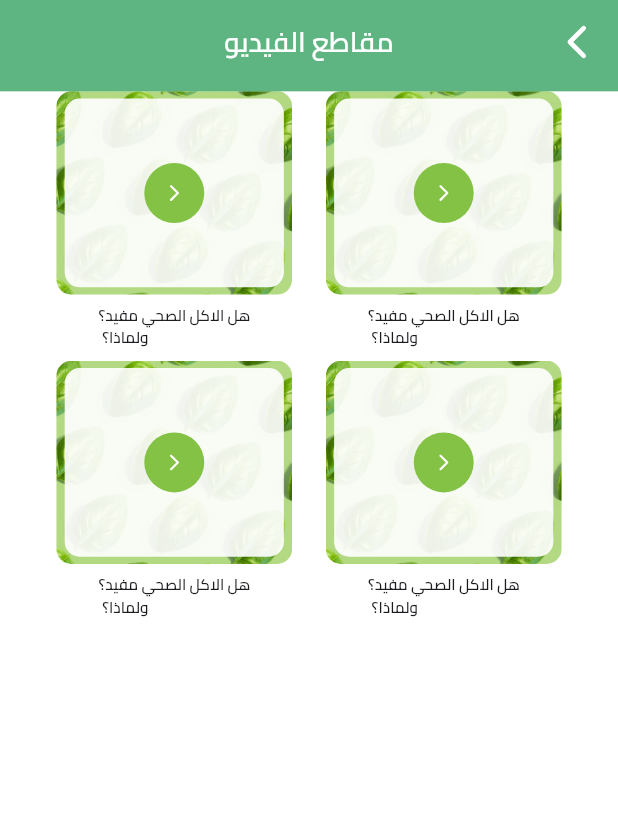
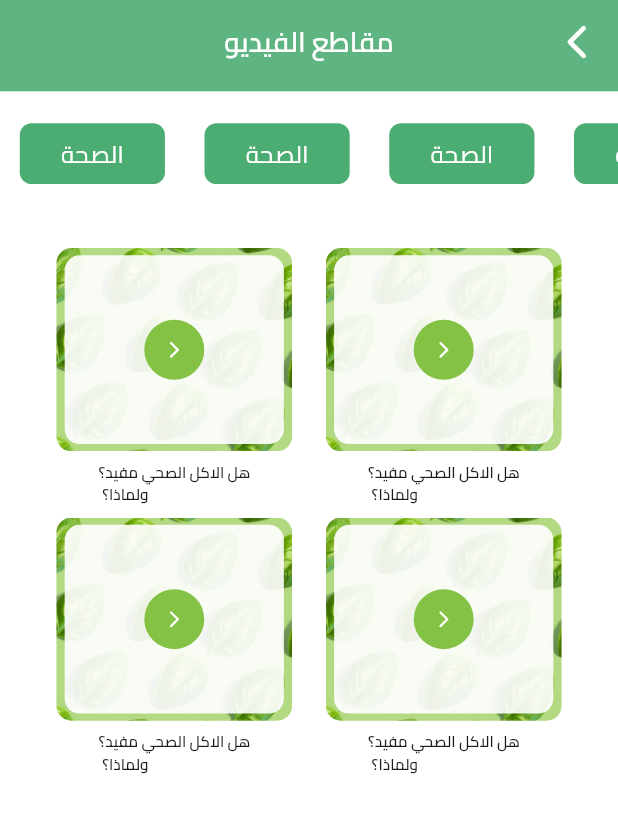
Before and after one commit to aliNassef/fetra, a Flutter app: the VideoView screen opened directly, on a phone screen of 412 x 824 dp. Shown: the top 813 px of the screen. Run offline on Flutter 3.47's test engine with Material 3 defaults, Android fonts, the phone set to English and light mode, and no system bars; our stand-ins replace animated_text_kit, cached_network_image, dartz, dio, dropdown_button2, equatable and 10 more; accounts and stored records are empty.

Commit message:
make some of video screens

```diff
--- a/lib/features/articles/presentations/views/widgets/tab_bar_item.dart
+++ b/lib/features/articles/presentations/views/widgets/tab_bar_item.dart
@@ -11,9 +11,9 @@ class TabBarItem extends StatelessWidget {
   const TabBarItem({
     super.key,
     required this.index,
-    this.model,
+    required this.model,
   });
-  final TabBarModel? model;
+  final TabBarModel model;
   final int index;
   @override
   Widget build(BuildContext context) {
@@ -35,7 +35,7 @@ class TabBarItem extends StatelessWidget {
           child: Padding(
             padding: EdgeInsets.symmetric(horizontal: 3.w),
             child: Text(
-              model?.data![index].name! ?? 'no data',
+              model.data![index].name!,
               style:
                   context.read<ChangeTabItemCubitCubit>().curentIndex != index
                       ? AppStyles.textStyle16R
--- a/lib/features/home/presentation/views/home_view.dart
+++ b/lib/features/home/presentation/views/home_view.dart
@@ -1,4 +1,3 @@
-import 'package:fetra/core/utils/app_colors.dart';
 import 'package:flutter/material.dart';
 import 'package:flutter/services.dart';
 import 'widgets/home_view_body.dart';
@@ -13,9 +12,9 @@ class HomeView extends StatelessWidget {
         preferredSize: const Size.fromHeight(0),
         child: AppBar(
           elevation: 0,
-          systemOverlayStyle: SystemUiOverlayStyle(
+          systemOverlayStyle: const SystemUiOverlayStyle(
             systemNavigationBarColor: Colors.white,
-            statusBarColor: AppColors.primaryColor,
+            statusBarColor: Color(0xff4DAD73),
             statusBarIconBrightness: Brightness.light,
             statusBarBrightness: Brightness.dark,
           ),
--- a/lib/features/on_boarding/presentation/views/on_boarding_view.dart
+++ b/lib/features/on_boarding/presentation/views/on_boarding_view.dart
@@ -4,7 +4,6 @@ import 'package:fetra/core/utils/app_colors.dart';
 import 'package:fetra/features/layout/presentation/views/layout_view.dart';
 import 'package:flutter/material.dart';
 import 'package:flutter/services.dart';
-import 'widgets/on_boarding_view_body.dart';
 
 class OnBoardingView extends StatelessWidget {
   const OnBoardingView({super.key});
@@ -31,7 +30,7 @@ class OnBoardingView extends StatelessWidget {
       backgroundColor: AppColors.primarySwatchColor,
       body: CacheHelper().getData(key: ApiKey.token) != null
           ? const LayOutView()
-          : const OnBoardingViewBody(),
+          : const LayOutView(),
     );
   }
 }
--- /dev/null
+++ b/lib/features/videos/presentaton/views/widgets/custom_tab_bar.dart
@@ -0,0 +1,36 @@
+
+import 'package:flutter/material.dart';
+import 'package:flutter_screenutil/flutter_screenutil.dart';
+
+import '../../../../../core/utils/app_colors.dart';
+import '../../../../../core/utils/app_styles.dart';
+
+class CutomTabBar extends StatelessWidget {
+  const CutomTabBar({super.key});
+
+  @override
+  Widget build(BuildContext context) {
+    return SizedBox(
+      height: 40.h,
+      child: ListView.builder(
+        scrollDirection: Axis.horizontal,
+        itemBuilder: (context, index) {
+          return Container(
+            margin: EdgeInsets.symmetric(horizontal: 12.w),
+            padding: EdgeInsets.symmetric(horizontal: 25.w),
+            alignment: Alignment.center,
+            height: 40.h,
+            decoration: BoxDecoration(
+              color: AppColors.primaryColor,
+              borderRadius: BorderRadius.circular(8),
+            ),
+            child: Text(
+              'الصحة',
+              style: AppStyles.textStyle16R,
+            ),
+          );
+        },
+      ),
+    );
+  }
+}
--- a/lib/features/videos/presentaton/views/widgets/video_grid_view.dart
+++ b/lib/features/videos/presentaton/views/widgets/video_grid_view.dart
@@ -1,7 +1,10 @@
 import 'package:flutter/material.dart';
+import 'package:flutter/widgets.dart';
 import 'package:flutter_screenutil/flutter_screenutil.dart';
 import 'package:flutter_staggered_animations/flutter_staggered_animations.dart';
+import 'package:persistent_bottom_nav_bar/persistent_tab_view.dart';
 
+import '../video_details_view.dart';
 import 'video_grid_view_item.dart';
 
 class VideoGridView extends StatelessWidget {
@@ -24,16 +27,24 @@ class VideoGridView extends StatelessWidget {
               return AnimationConfiguration.staggeredList(
                 position: index,
                 delay: const Duration(milliseconds: 100),
-                child: const SlideAnimation(
-                  duration: Duration(milliseconds: 2500),
+                child: SlideAnimation(
+                  duration: const Duration(milliseconds: 2500),
                   curve: Curves.fastLinearToSlowEaseIn,
                   horizontalOffset: 30,
                   verticalOffset: 300.0,
                   child: FlipAnimation(
-                    duration: Duration(milliseconds: 3000),
+                    duration: const Duration(milliseconds: 3000),
                     curve: Curves.fastLinearToSlowEaseIn,
                     flipAxis: FlipAxis.y,
-                    child: VideoGridViewItem(),
+                    child: GestureDetector(
+                      onTap: () {
+                        PersistentNavBarNavigator.pushNewScreen(
+                          context,
+                          screen: const VideoDetailsView(),
+                        );
+                      },
+                      child: const VideoGridViewItem(),
+                    ),
                   ),
                 ),
               );
--- a/lib/features/videos/presentaton/views/widgets/video_grid_view_item.dart
+++ b/lib/features/videos/presentaton/views/widgets/video_grid_view_item.dart
@@ -20,6 +20,8 @@ class VideoGridViewItem extends StatelessWidget {
         Text(
           'هل الاكل الصحي مفيد؟\n ولماذا؟',
           style: AppStyles.textStyle10SB,
+          maxLines: 2,
+          overflow: TextOverflow.ellipsis,
         ),
       ],
     );
--- a/lib/features/videos/presentaton/views/widgets/video_view_body.dart
+++ b/lib/features/videos/presentaton/views/widgets/video_view_body.dart
@@ -1,6 +1,8 @@
 import 'package:fetra/core/shared/functions/locale.dart';
 import 'package:flutter/material.dart';
 import 'package:flutter/widgets.dart';
+import 'package:flutter_screenutil/flutter_screenutil.dart';
+import 'custom_tab_bar.dart';
 import 'video_grid_view.dart';
 
 class VideoViewBody extends StatelessWidget {
@@ -10,10 +12,16 @@ class VideoViewBody extends StatelessWidget {
   Widget build(BuildContext context) {
     return Directionality(
       textDirection: isArabic() ? TextDirection.rtl : TextDirection.ltr,
-      child: const Column(
+      child: Column(
         children: [
-
-          VideoGridView(),
+          SizedBox(
+            height: 21.h,
+          ),
+          const CutomTabBar(),
+          SizedBox(
+            height: 42.h,
+          ),
+          const VideoGridView(),
         ],
       ),
     );
```
Also changed, not shown: lib/features/videos/presentaton/views/video_details_view.dart (added, +16 -0 lines), lib/features/videos/presentaton/views/widgets/video_details_view_body.dart (added, +9 -0 lines).
